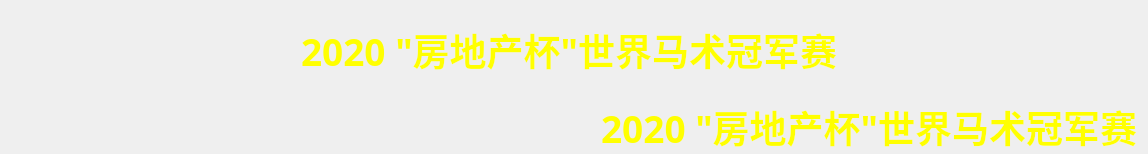
Above: module/frm_top.ui from jack-liaojie/LED_DEMO before the change. Below: the same form after it.
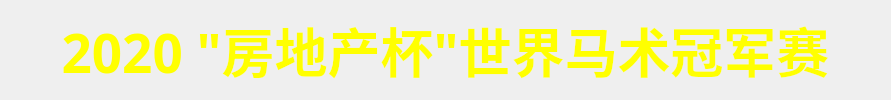
That is the form after the change. Icons and pictures are not drawn.

Patch:
```diff
--- a/module/frm_top.ui
+++ b/module/frm_top.ui
@@ -6,12 +6,12 @@
    <rect>
     <x>0</x>
     <y>0</y>
-    <width>1148</width>
-    <height>150</height>
+    <width>891</width>
+    <height>88</height>
    </rect>
   </property>
   <property name="sizePolicy">
-   <sizepolicy hsizetype="Expanding" vsizetype="Expanding">
+   <sizepolicy hsizetype="Fixed" vsizetype="Fixed">
     <horstretch>0</horstretch>
     <verstretch>0</verstretch>
    </sizepolicy>
@@ -28,33 +28,15 @@
   <property name="layoutDirection">
    <enum>Qt::LeftToRight</enum>
   </property>
-  <layout class="QGridLayout" name="gridLayout">
-   <property name="leftMargin">
-    <number>0</number>
-   </property>
-   <property name="topMargin">
-    <number>0</number>
-   </property>
-   <property name="bottomMargin">
-    <number>0</number>
-   </property>
-   <property name="spacing">
-    <number>0</number>
-   </property>
-   <item row="0" column="0">
-    <widget class="QLabel" name="lbl_pic_left">
+  <layout class="QVBoxLayout" name="verticalLayout">
+   <item>
+    <widget class="QLabel" name="lbltitle">
      <property name="sizePolicy">
       <sizepolicy hsizetype="Expanding" vsizetype="Expanding">
        <horstretch>0</horstretch>
        <verstretch>0</verstretch>
       </sizepolicy>
      </property>
-     <property name="minimumSize">
-      <size>
-       <width>100</width>
-       <height>100</height>
-      </size>
-     </property>
      <property name="palette">
       <palette>
        <active>
@@ -95,82 +77,12 @@
      <property name="font">
       <font>
        <family>微软雅黑</family>
-       <pointsize>30</pointsize>
+       <pointsize>40</pointsize>
        <weight>75</weight>
        <bold>true</bold>
       </font>
      </property>
-     <property name="lineWidth">
-      <number>0</number>
-     </property>
      <property name="text">
-      <string/>
-     </property>
-     <property name="pixmap">
-      <pixmap>../resource/AND.bmp</pixmap>
-     </property>
-     <property name="scaledContents">
-      <bool>true</bool>
-     </property>
-     <property name="alignment">
-      <set>Qt::AlignCenter</set>
-     </property>
-    </widget>
-   </item>
-   <item row="0" column="1" colspan="2">
-    <widget class="QLabel" name="lblsport">
-     <property name="sizePolicy">
-      <sizepolicy hsizetype="Expanding" vsizetype="Expanding">
-       <horstretch>0</horstretch>
-       <verstretch>0</verstretch>
-      </sizepolicy>
-     </property>
-     <property name="palette">
-      <palette>
-       <active>
-        <colorrole role="WindowText">
-         <brush brushstyle="SolidPattern">
-          <color alpha="255">
-           <red>255</red>
-           <green>255</green>
-           <blue>0</blue>
-          </color>
-         </brush>
-        </colorrole>
-       </active>
-       <inactive>
-        <colorrole role="WindowText">
-         <brush brushstyle="SolidPattern">
-          <color alpha="255">
-           <red>255</red>
-           <green>255</green>
-           <blue>0</blue>
-          </color>
-         </brush>
-        </colorrole>
-       </inactive>
-       <disabled>
-        <colorrole role="WindowText">
-         <brush brushstyle="SolidPattern">
-          <color alpha="255">
-           <red>120</red>
-           <green>120</green>
-           <blue>120</blue>
-          </color>
-         </brush>
-        </colorrole>
-       </disabled>
-      </palette>
-     </property>
-     <property name="font">
-      <font>
-       <family>微软雅黑</family>
-       <pointsize>28</pointsize>
-       <weight>75</weight>
-       <bold>true</bold>
-      </font>
-     </property>
-     <property name="text">
       <string>2020 &quot;房地产杯&quot;世界马术冠军赛</string>
      </property>
      <property name="scaledContents">
@@ -181,210 +93,6 @@
      </property>
     </widget>
    </item>
-   <item row="0" column="3">
-    <widget class="QLabel" name="lbl_pic_right">
-     <property name="sizePolicy">
-      <sizepolicy hsizetype="Expanding" vsizetype="Expanding">
-       <horstretch>0</horstretch>
-       <verstretch>0</verstretch>
-      </sizepolicy>
-     </property>
-     <property name="minimumSize">
-      <size>
-       <width>100</width>
-       <height>100</height>
-      </size>
-     </property>
-     <property name="palette">
-      <palette>
-       <active>
-        <colorrole role="WindowText">
-         <brush brushstyle="SolidPattern">
-          <color alpha="255">
-           <red>255</red>
-           <green>255</green>
-           <blue>0</blue>
-          </color>
-         </brush>
-        </colorrole>
-       </active>
-       <inactive>
-        <colorrole role="WindowText">
-         <brush brushstyle="SolidPattern">
-          <color alpha="255">
-           <red>255</red>
-           <green>255</green>
-           <blue>0</blue>
-          </color>
-         </brush>
-        </colorrole>
-       </inactive>
-       <disabled>
-        <colorrole role="WindowText">
-         <brush brushstyle="SolidPattern">
-          <color alpha="255">
-           <red>120</red>
-           <green>120</green>
-           <blue>120</blue>
-          </color>
-         </brush>
-        </colorrole>
-       </disabled>
-      </palette>
-     </property>
-     <property name="font">
-      <font>
-       <family>微软雅黑</family>
-       <pointsize>30</pointsize>
-       <weight>75</weight>
-       <bold>true</bold>
-      </font>
-     </property>
-     <property name="lineWidth">
-      <number>0</number>
-     </property>
-     <property name="text">
-      <string/>
-     </property>
-     <property name="pixmap">
-      <pixmap>../resource/AND.bmp</pixmap>
-     </property>
-     <property name="scaledContents">
-      <bool>true</bool>
-     </property>
-     <property name="alignment">
-      <set>Qt::AlignCenter</set>
-     </property>
-    </widget>
-   </item>
-   <item row="1" column="0" colspan="2">
-    <widget class="QLabel" name="lbl_spacer">
-     <property name="sizePolicy">
-      <sizepolicy hsizetype="Expanding" vsizetype="Expanding">
-       <horstretch>0</horstretch>
-       <verstretch>0</verstretch>
-      </sizepolicy>
-     </property>
-     <property name="palette">
-      <palette>
-       <active>
-        <colorrole role="WindowText">
-         <brush brushstyle="SolidPattern">
-          <color alpha="255">
-           <red>255</red>
-           <green>255</green>
-           <blue>0</blue>
-          </color>
-         </brush>
-        </colorrole>
-       </active>
-       <inactive>
-        <colorrole role="WindowText">
-         <brush brushstyle="SolidPattern">
-          <color alpha="255">
-           <red>255</red>
-           <green>255</green>
-           <blue>0</blue>
-          </color>
-         </brush>
-        </colorrole>
-       </inactive>
-       <disabled>
-        <colorrole role="WindowText">
-         <brush brushstyle="SolidPattern">
-          <color alpha="255">
-           <red>120</red>
-           <green>120</green>
-           <blue>120</blue>
-          </color>
-         </brush>
-        </colorrole>
-       </disabled>
-      </palette>
-     </property>
-     <property name="font">
-      <font>
-       <family>微软雅黑</family>
-       <pointsize>28</pointsize>
-       <weight>75</weight>
-       <bold>true</bold>
-      </font>
-     </property>
-     <property name="text">
-      <string/>
-     </property>
-     <property name="scaledContents">
-      <bool>true</bool>
-     </property>
-     <property name="alignment">
-      <set>Qt::AlignCenter</set>
-     </property>
-    </widget>
-   </item>
-   <item row="1" column="2" colspan="2">
-    <widget class="QLabel" name="lbl_timer">
-     <property name="sizePolicy">
-      <sizepolicy hsizetype="Expanding" vsizetype="Expanding">
-       <horstretch>0</horstretch>
-       <verstretch>0</verstretch>
-      </sizepolicy>
-     </property>
-     <property name="palette">
-      <palette>
-       <active>
-        <colorrole role="WindowText">
-         <brush brushstyle="SolidPattern">
-          <color alpha="255">
-           <red>255</red>
-           <green>255</green>
-           <blue>0</blue>
-          </color>
-         </brush>
-        </colorrole>
-       </active>
-       <inactive>
-        <colorrole role="WindowText">
-         <brush brushstyle="SolidPattern">
-          <color alpha="255">
-           <red>255</red>
-           <green>255</green>
-           <blue>0</blue>
-          </color>
-         </brush>
-        </colorrole>
-       </inactive>
-       <disabled>
-        <colorrole role="WindowText">
-         <brush brushstyle="SolidPattern">
-          <color alpha="255">
-           <red>120</red>
-           <green>120</green>
-           <blue>120</blue>
-          </color>
-         </brush>
-        </colorrole>
-       </disabled>
-      </palette>
-     </property>
-     <property name="font">
-      <font>
-       <family>微软雅黑</family>
-       <pointsize>28</pointsize>
-       <weight>75</weight>
-       <bold>true</bold>
-      </font>
-     </property>
-     <property name="text">
-      <string>2020 &quot;房地产杯&quot;世界马术冠军赛</string>
-     </property>
-     <property name="scaledContents">
-      <bool>true</bool>
-     </property>
-     <property name="alignment">
-      <set>Qt::AlignRight|Qt::AlignTrailing|Qt::AlignVCenter</set>
-     </property>
-    </widget>
-   </item>
   </layout>
  </widget>
  <resources/>
```
